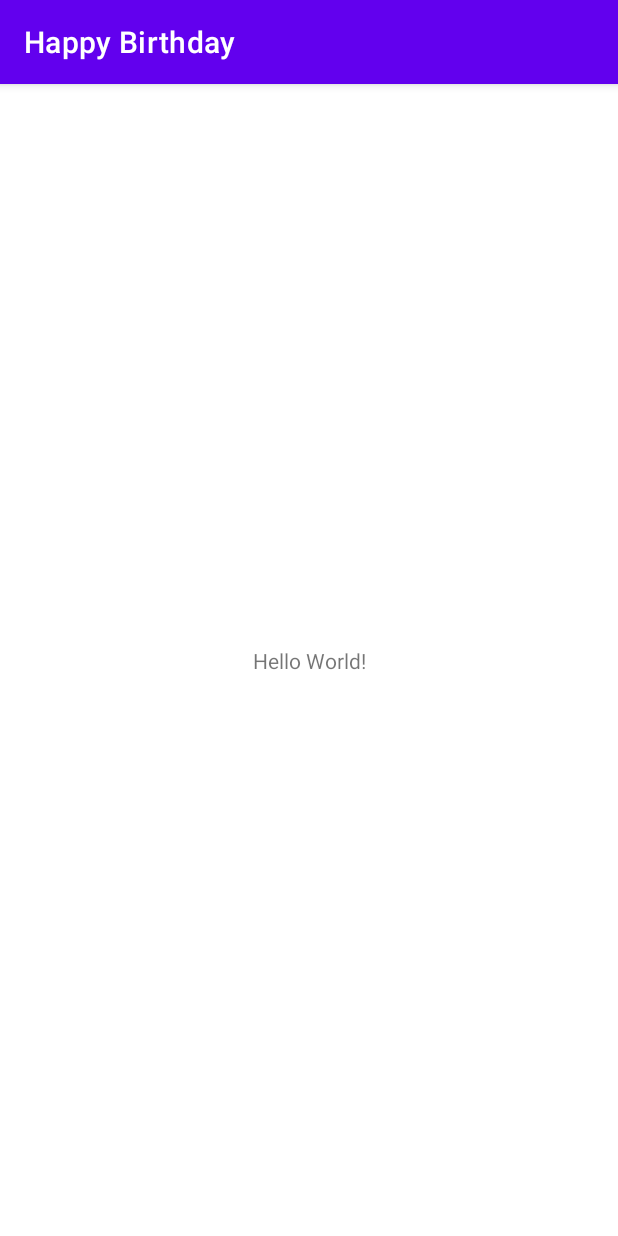
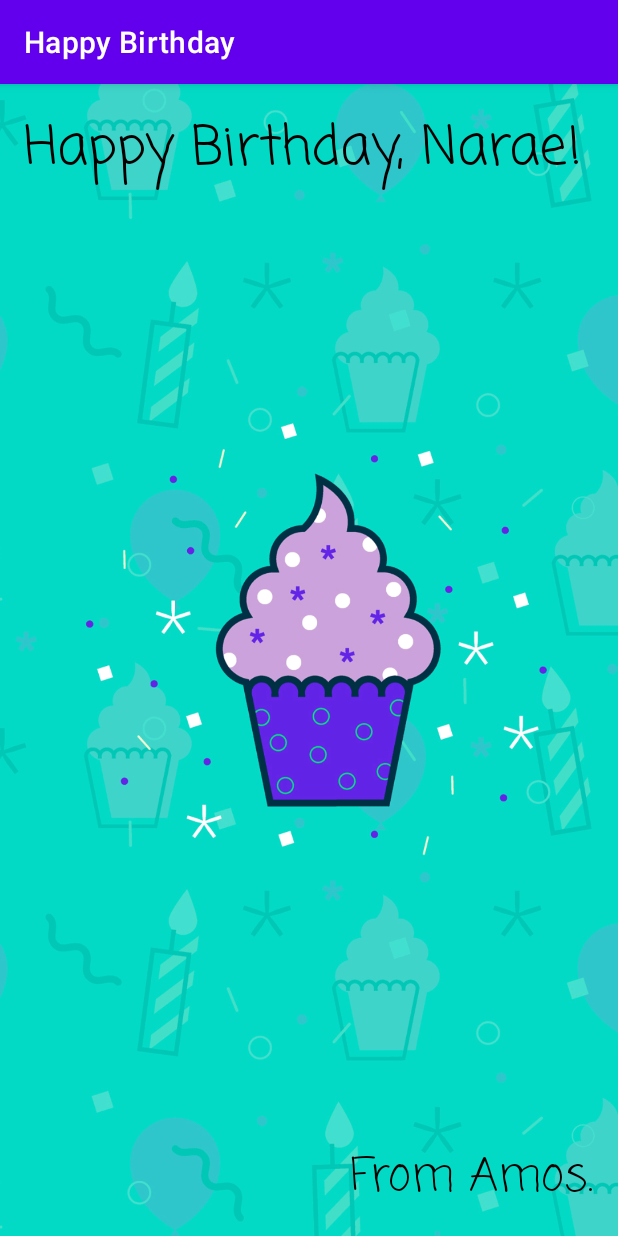
Before and after one commit to jheun66/AndroidTutorial, an Android app: the screen it shows after launch (MainActivity), on a phone screen of 412 x 824 dp. Run offline under Robolectric (Android 15) with nearby library versions, the phone set to English and light mode, and no system bars.

Commit message:
add an image & attributes

```diff
--- a/HappyBirthday/app/src/main/res/layout/activity_main.xml
+++ b/HappyBirthday/app/src/main/res/layout/activity_main.xml
@@ -6,13 +6,42 @@
     android:layout_height="match_parent"
     tools:context=".MainActivity">
 
+    <ImageView
+        android:id="@+id/imageView"
+        android:layout_width="0dp"
+        android:layout_height="0dp"
+        app:layout_constraintBottom_toBottomOf="parent"
+        app:layout_constraintEnd_toEndOf="parent"
+        app:layout_constraintStart_toStartOf="parent"
+        app:layout_constraintTop_toTopOf="parent"
+        android:scaleType="centerCrop"
+        android:importantForAccessibility="no"
+        app:srcCompat="@drawable/androidparty" />
+
     <TextView
+        android:id="@+id/textView"
         android:layout_width="wrap_content"
         android:layout_height="wrap_content"
-        android:text="Hello World!"
-        app:layout_constraintBottom_toBottomOf="parent"
-        app:layout_constraintLeft_toLeftOf="parent"
-        app:layout_constraintRight_toRightOf="parent"
+        android:layout_marginStart="16dp"
+        android:layout_marginTop="16dp"
+        android:fontFamily="casual"
+        android:text="@string/happy_birthday_text"
+        android:textColor="@color/black"
+        android:textSize="36sp"
+        app:layout_constraintStart_toStartOf="parent"
         app:layout_constraintTop_toTopOf="parent" />
 
+    <TextView
+        android:id="@+id/textView2"
+        android:layout_width="wrap_content"
+        android:layout_height="wrap_content"
+        android:layout_marginEnd="16dp"
+        android:layout_marginBottom="16dp"
+        android:fontFamily="casual"
+        android:text="@string/signature_text"
+        android:textColor="@color/black"
+        android:textSize="30sp"
+        app:layout_constraintBottom_toBottomOf="parent"
+        app:layout_constraintEnd_toEndOf="parent" />
+
 </androidx.constraintlayout.widget.ConstraintLayout>
--- a/HappyBirthday/app/src/main/res/values/strings.xml
+++ b/HappyBirthday/app/src/main/res/values/strings.xml
@@ -1,3 +1,5 @@
 <resources>
     <string name="app_name">Happy Birthday</string>
+    <string name="happy_birthday_text">Happy Birthday, Narae!</string>
+    <string name="signature_text">From Amos.</string>
 </resources>
```
Also changed, not shown: HappyBirthday/app/src/main/res/drawable/androidparty.png (added).
